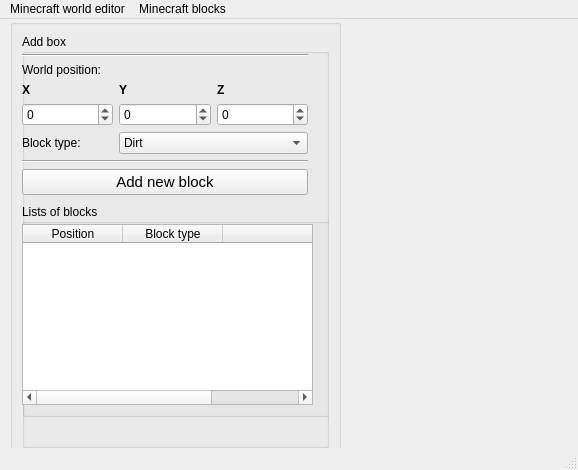
This is MinecraftForm/minecraftform.ui in Mikail-Kahya/ToolDev as Qt 5 draws it before an edit. The edited form follows.
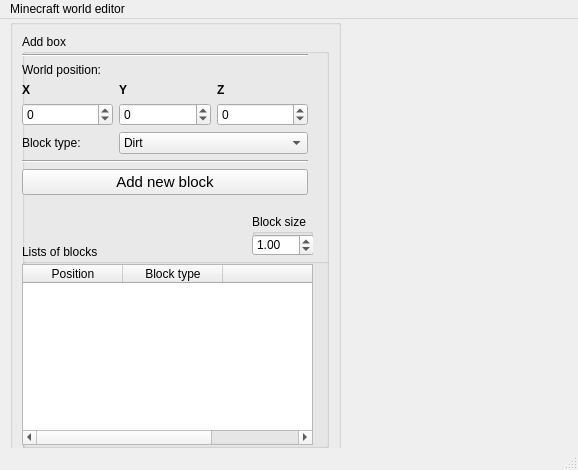
This is the edited form.

Commit message: feat: obj saving + block size

What changed in the file:
```diff
--- a/MinecraftForm/minecraftform.ui
+++ b/MinecraftForm/minecraftform.ui
@@ -211,7 +211,7 @@
         <property name="geometry">
          <rect>
           <x>0</x>
-          <y>170</y>
+          <y>210</y>
           <width>321</width>
           <height>213</height>
          </rect>
@@ -265,6 +265,35 @@
          </column>
         </widget>
        </widget>
+       <widget class="QGroupBox" name="groupBox">
+        <property name="geometry">
+         <rect>
+          <x>230</x>
+          <y>180</y>
+          <width>61</width>
+          <height>41</height>
+         </rect>
+        </property>
+        <property name="title">
+         <string>Block size</string>
+        </property>
+        <widget class="QDoubleSpinBox" name="blockSizeInput">
+         <property name="geometry">
+          <rect>
+           <x>0</x>
+           <y>20</y>
+           <width>62</width>
+           <height>22</height>
+          </rect>
+         </property>
+         <property name="minimum">
+          <double>0.000000000000000</double>
+         </property>
+         <property name="value">
+          <double>1.000000000000000</double>
+         </property>
+        </widget>
+       </widget>
       </widget>
      </item>
     </layout>
@@ -285,17 +314,8 @@
     </property>
     <addaction name="actionSaveAsJson"/>
     <addaction name="actionSaveAsObj"/>
-    <addaction name="actionHideForm"/>
-   </widget>
-   <widget class="QMenu" name="menuinecraft_blocks">
-    <property name="title">
-     <string>Minecraft blocks</string>
-    </property>
-    <addaction name="actionClear"/>
-    <addaction name="actionHideList"/>
    </widget>
    <addaction name="menuMinecraft_world_editor"/>
-   <addaction name="menuinecraft_blocks"/>
   </widget>
   <widget class="QStatusBar" name="statusbar"/>
   <action name="actionClear">
```
Left out of the diff: 6 changed lines with no effect on the pictures. The commit also changes 2 other files.
